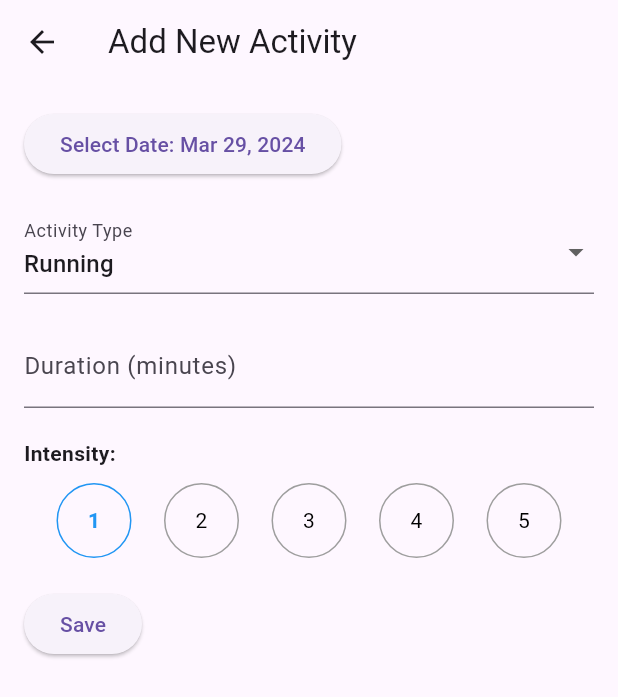
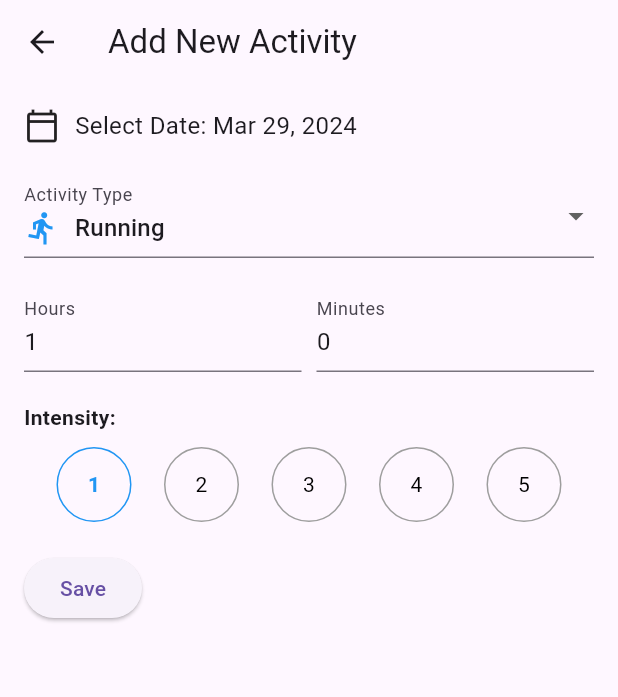
Before and after one commit to YunusS03/sport_tracker, a Flutter app: the AddActivityScreen screen opened directly, on a phone screen of 412 x 824 dp. Shown: the top 697 px of the screen. Run offline on Flutter 3.47's test engine with Material 3 defaults, Android fonts, the phone set to English and light mode, and no system bars; our stand-ins replace sqflite; accounts and stored records are empty.

Commit message:
new add activity UI

```diff
--- a/lib/models/activiteit_model.dart
+++ /dev/null
@@ -1,8 +0,0 @@
-
-class Activiteit {
-  final String type;
-  final int duur;
-  final int intensiteit;
-
-  Activiteit({required this.type, required this.duur, required this.intensiteit});
-}
--- a/lib/screens/AddActivityScreen.dart
+++ b/lib/screens/AddActivityScreen.dart
@@ -10,7 +10,8 @@ class AddActivityScreen extends StatefulWidget {
 }
 
 class _AddActivityScreenState extends State<AddActivityScreen> {
-  final TextEditingController _durationController = TextEditingController();
+  final TextEditingController _hoursController = TextEditingController();
+  final TextEditingController _minutesController = TextEditingController();
   int _selectedIntensity = 1; // Default intensity
 
   DateTime _selectedDate = DateTime.now();
@@ -32,12 +33,25 @@ class _AddActivityScreenState extends State<AddActivityScreen> {
     'Tennis',
     'Golf',
     'Surfing',
-    'Skiing',
     'Snowboarding',
     'Skateboarding',
     'Rock Climbing',
     'Other'
   ];
+
+  bool isNumeric(String? str) {
+    if (str == null) {
+      return false;
+    }
+    return double.tryParse(str) != null;
+  }
+
+  @override
+  void initState() {
+    super.initState();
+    _hoursController.text = '1'; // Default value for hours
+    _minutesController.text = '0'; // Default value for minutes
+  }
 
   @override
   Widget build(BuildContext context) {
@@ -50,21 +64,18 @@ class _AddActivityScreenState extends State<AddActivityScreen> {
         child: Column(
           crossAxisAlignment: CrossAxisAlignment.start,
           children: [
-            ElevatedButton(
-              onPressed: () async {
-                final DateTime? pickedDate = await showDatePicker(
-                  context: context,
-                  initialDate: _selectedDate,
-                  firstDate: DateTime(2015, 8),
-                  lastDate: DateTime.now(),
-                );
-                if (pickedDate != null && pickedDate != _selectedDate) {
-                  setState(() {
-                    _selectedDate = pickedDate;
-                  });
-                }
-              },
-              child: Text('Select Date: ${DateFormat.yMMMd().format(_selectedDate)}'),
+            GestureDetector(
+              onTap: () => _selectDate(context),
+              child: Row(
+                children: [
+                  Icon(Icons.calendar_today_outlined), // Modern date picker icon
+                  SizedBox(width: 10),
+                  Text(
+                    'Select Date: ${DateFormat.yMMMd().format(_selectedDate)}',
+                    style: TextStyle(fontSize: 16),
+                  ),
+                ],
+              ),
             ),
             SizedBox(height: 20),
             DropdownButtonFormField(
@@ -77,19 +88,39 @@ class _AddActivityScreenState extends State<AddActivityScreen> {
               items: activityTypes.map<DropdownMenuItem<String>>((String value) {
                 return DropdownMenuItem<String>(
                   value: value,
-                  child: Text(value),
+                  child: Row(
+                    children: [
+                      _getActivityIcon(value), // Add icon here
+                      SizedBox(width: 10), // Adjust spacing between icon and text
+                      Text(value),
+                    ],
+                  ),
                 );
               }).toList(),
               decoration: InputDecoration(labelText: 'Activity Type'),
             ),
             SizedBox(height: 20),
-            TextFormField(
-              controller: _durationController,
-              decoration: InputDecoration(labelText: 'Duration (minutes)'),
-              keyboardType: TextInputType.number,
+            Row(
+              children: [
+                Expanded(
+                  child: TextFormField(
+                    controller: _hoursController,
+                    decoration: InputDecoration(labelText: 'Hours'),
+                    keyboardType: TextInputType.number,
+                  ),
+                ),
+                SizedBox(width: 10),
+                Expanded(
+                  child: TextFormField(
+                    controller: _minutesController,
+                    decoration: InputDecoration(labelText: 'Minutes'),
+                    keyboardType: TextInputType.number,
+                  ),
+                ),
+              ],
             ),
             SizedBox(height: 20),
-            Text(
+            const Text(
               'Intensity:',
               style: TextStyle(fontWeight: FontWeight.bold),
             ),
@@ -128,12 +159,14 @@ class _AddActivityScreenState extends State<AddActivityScreen> {
             ElevatedButton(
               onPressed: () {
                 final activityProvider = Provider.of<ActivityProvider>(context, listen: false);
-                final int duration = int.tryParse(_durationController.text) ?? 0;
+                final int hours = int.tryParse(_hoursController.text) ?? 0;
+                final int minutes = int.tryParse(_minutesController.text) ?? 0;
+                final int totalMinutes = hours * 60 + minutes;
 
                 activityProvider.addActivity(Activity(
                   date: _selectedDate,
                   type: _selectedActivityType,
-                  duration: Duration(minutes: duration),
+                  duration: Duration(minutes: totalMinutes),
                   intensity: _selectedIntensity,
                 ));
 
@@ -146,4 +179,76 @@ class _AddActivityScreenState extends State<AddActivityScreen> {
       ),
     );
   }
+
+  // Function to get activity icon based on activity type
+  Icon _getActivityIcon(String activityType) {
+    switch (activityType.toLowerCase()) {
+      case 'running':
+        return Icon(Icons.directions_run, color: Colors.blue);
+      case 'cycling':
+        return Icon(Icons.directions_bike, color: Colors.green);
+      case 'swimming':
+        return Icon(Icons.pool, color: Colors.blueAccent);
+      case 'walking':
+        return Icon(Icons.directions_walk, color: Colors.orange);
+      case 'hiking':
+        return Icon(Icons.terrain, color: Colors.brown);
+      case 'yoga':
+        return Icon(Icons.self_improvement, color: Colors.purple);
+      case 'weightlifting':
+        return Icon(Icons.fitness_center, color: Colors.red);
+      case 'pilates':
+        return Icon(Icons.spa, color: Colors.lightGreen);
+      case 'dancing':
+        return Icon(Icons.music_note, color: Colors.pink);
+      case 'basketball':
+        return Icon(Icons.sports_basketball, color: Colors.orange);
+      case 'soccer':
+        return Icon(Icons.sports_soccer, color: Colors.green);
+      case 'tennis':
+        return Icon(Icons.sports_tennis, color: Colors.blue);
+      case 'golf':
+        return Icon(Icons.sports_golf, color: Colors.yellow);
+      case 'surfing':
+        return Icon(Icons.surfing, color: Colors.lightBlue);
+      case 'snowboarding':
+        return Icon(Icons.snowboarding, color: Colors.indigo);
+      case 'skateboarding':
+        return Icon(Icons.skateboarding, color: Colors.deepOrange);
+      case 'rock climbing':
+        return Icon(Icons.explore, color: Colors.brown);
+      default:
+        return Icon(Icons.help, color: Colors.grey); // Default icon for unknown activities
+    }
+  }
+
+  // Function to show date picker dialog
+  Future<void> _selectDate(BuildContext context) async {
+    final DateTime? pickedDate = await showDatePicker(
+      context: context,
+      initialDate: _selectedDate,
+      firstDate: DateTime(2015, 8),
+      lastDate: DateTime.now(),
+      builder: (BuildContext context, Widget? child) {
+        return Theme(
+          data: ThemeData.light().copyWith(
+            colorScheme: ColorScheme.light().copyWith(
+              primary: Colors.blue, // Header background color
+            ),
+            textButtonTheme: TextButtonThemeData(
+              style: TextButton.styleFrom(
+                foregroundColor: Colors.blue, // Button text color
+              ),
+            ),
+          ),
+          child: child!,
+        );
+      },
+    );
+    if (pickedDate != null && pickedDate != _selectedDate) {
+      setState(() {
+        _selectedDate = pickedDate;
+      });
+    }
+  }
 }
```
